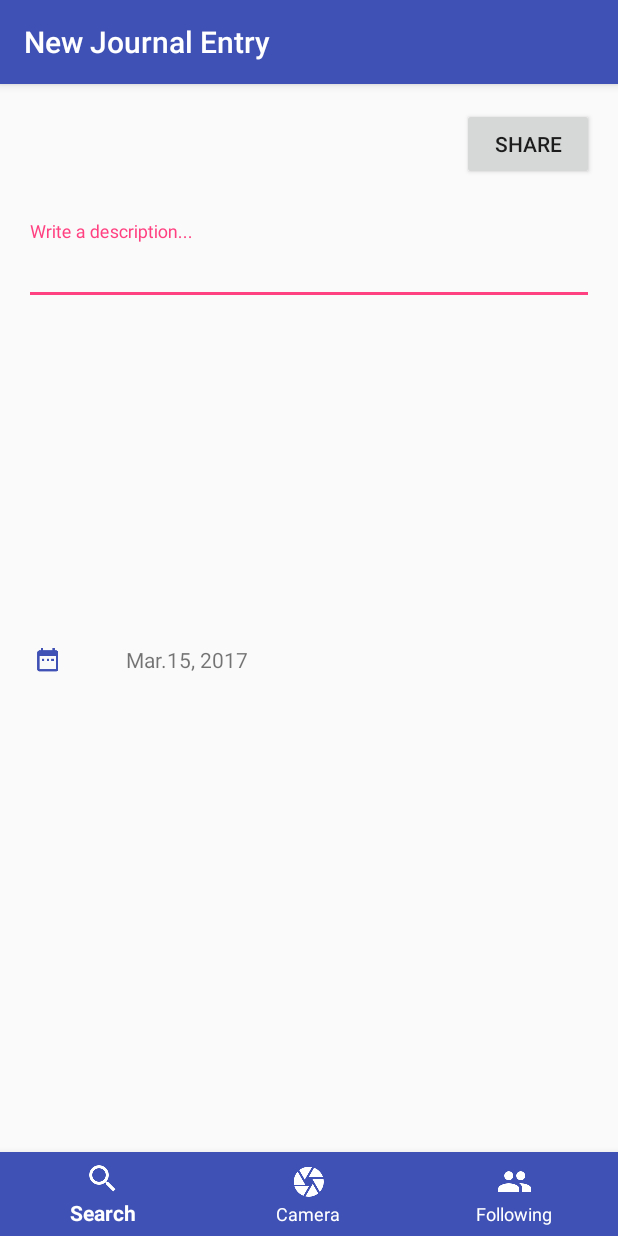
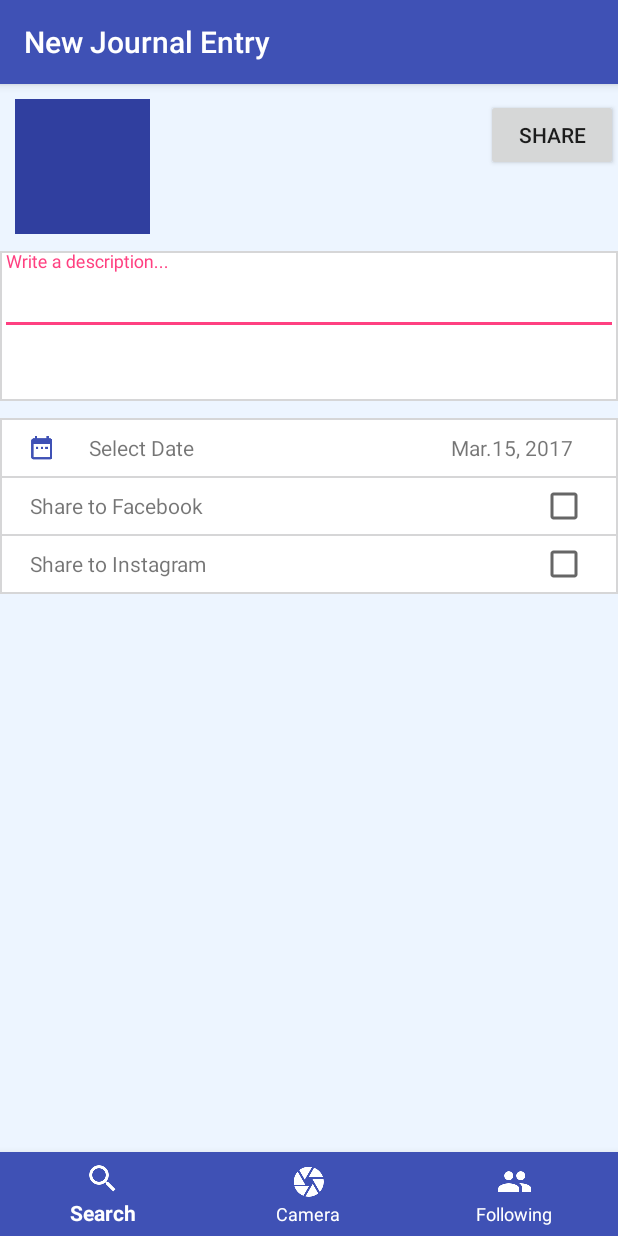
Before and after one commit to CS410-2017Jan/MoodSwing, an Android app: the NewEntryActivity screen opened directly, with no data from a screen before it, on a phone screen of 412 x 824 dp. Run offline under Robolectric (Android 15) with nearby library versions, the phone set to English and light mode, and no system bars; our stand-ins replace ButterKnife, Dagger/Hilt's generated code; libraries missing offline, so code that uses them is left out: com.wdullaer.materialdatetimepicker, javax.inject; 2 statements that could not run were skipped.

Commit message:
major UI changes to newEntryActivity, also picture displays in newEntryActivity

```diff
--- a/fe/app/src/main/java/com/moodswing/activity/JournalActivity.java
+++ b/fe/app/src/main/java/com/moodswing/activity/JournalActivity.java
@@ -146,14 +146,12 @@ public class JournalActivity extends AppCompatActivity implements JournalView {
         dAdapter.notifyDataSetChanged();
     }
 
-
     @Override
     public void onDeletionSuccess(){
         String message = "Capture Deleted";
         showToast(message);
         onResume();
     }
-
 
     @Override
     public void onEntryFailure(){
--- a/fe/app/src/main/java/com/moodswing/activity/NewEntryActivity.java
+++ b/fe/app/src/main/java/com/moodswing/activity/NewEntryActivity.java
@@ -4,6 +4,7 @@ import android.content.DialogInterface;
 import android.content.Intent;
 import android.graphics.Bitmap;
 import android.graphics.BitmapFactory;
+import android.media.Image;
 import android.os.Bundle;
 import android.support.annotation.NonNull;
 import android.support.design.widget.BottomNavigationView;
@@ -15,6 +16,8 @@ import android.widget.Button;
 import android.widget.EditText;
 import android.app.AlertDialog;
 import android.widget.ImageButton;
+import android.widget.ImageView;
+import android.widget.RelativeLayout;
 import android.widget.TextView;
 import android.widget.Toast;
 
@@ -58,8 +61,11 @@ public class NewEntryActivity extends AppCompatActivity implements NewEntryView,
     @BindView(R.id.btn_share)
     Button _shareButton;
 
-    @BindView(R.id.btn_date)
-    ImageButton _dateButton;
+    @BindView(R.id.selectdatelayout)
+    RelativeLayout _dateLayout;
+
+    @BindView(R.id.post_image)
+    ImageView _postImage;
 
     @BindView(R.id.text_date)
     TextView _dateText;
@@ -104,6 +110,7 @@ public class NewEntryActivity extends AppCompatActivity implements NewEntryView,
 
         if (byteArray != null) {
             capture = BitmapFactory.decodeByteArray(byteArray, 0, byteArray.length);
+            _postImage.setImageBitmap(capture);
         }
     }
 
@@ -152,7 +159,7 @@ public class NewEntryActivity extends AppCompatActivity implements NewEntryView,
     }
 
     private void initializeDateButton() {
-        _dateButton.setOnClickListener(new View.OnClickListener() {
+        _dateLayout.setOnClickListener(new View.OnClickListener() {
             public void onClick(View v) {
                 Calendar now = Calendar.getInstance();
                 DatePickerDialog dpd = DatePickerDialog.newInstance(
@@ -186,7 +193,7 @@ public class NewEntryActivity extends AppCompatActivity implements NewEntryView,
     @Override
     public void onBackPressed() {
         String description = _descText.getText().toString();
-        if(!isEmpty(description)){
+        if(!isEmpty(description) || capture != null){
             displayWarning("Are you sure you want to discard your post?");
         }
         else{
--- a/fe/app/src/main/java/com/moodswing/mvp/mvp/model/DateAdapter.java
+++ b/fe/app/src/main/java/com/moodswing/mvp/mvp/model/DateAdapter.java
@@ -40,7 +40,7 @@ public class DateAdapter extends RecyclerView.Adapter<DateAdapter.MyViewHolder>{
     private List<Capture> captures;
     private static RecyclerView _cRecyclerView;
     Context jActivity;
-    Context context1;
+    //Context context1;
     JournalPresenter _journalPresenter;
 
     public class MyViewHolder extends RecyclerView.ViewHolder {
@@ -118,7 +118,7 @@ public class DateAdapter extends RecyclerView.Adapter<DateAdapter.MyViewHolder>{
         this.dBlocks = dBlocks;
         this.captures = captures;
         this.jActivity = c;
-        this.context1 = context;
+        //this.context1 = context;
         this._journalPresenter = _journalPresenter;
     }
 
--- /dev/null
+++ b/fe/app/src/main/res/drawable/background_newentryselectable.xml
@@ -0,0 +1,10 @@
+<?xml version="1.0" encoding="utf-8"?>
+<shape xmlns:android="http://schemas.android.com/apk/res/android"
+    android:shape="rectangle" >
+    <stroke android:width="1dp"
+        android:color="@color/mdtp_transparent_black"/>
+
+    <gradient android:startColor="@android:color/white"
+        android:endColor="@android:color/white"
+        android:angle="90"/>
+</shape>
--- a/fe/app/src/main/res/layout/activity_newentry.xml
+++ b/fe/app/src/main/res/layout/activity_newentry.xml
@@ -10,13 +10,77 @@
         android:layout_width="match_parent"
         android:layout_height="match_parent"
         android:paddingBottom="@dimen/activity_vertical_margin"
-        android:paddingLeft="@dimen/activity_horizontal_margin"
-        android:paddingRight="@dimen/activity_horizontal_margin"
-        android:paddingTop="@dimen/activity_vertical_margin"
+        android:background="#edf5ff"
+        android:paddingTop="10dp"
         tools:context="com.moodswing.activity.JournalActivity"
         android:layout_alignBottom="@+id/bottom_navigation"
         android:layout_alignParentLeft="true"
         android:layout_alignParentStart="true">
+
+        <RelativeLayout
+            android:id="@+id/facebooklayout"
+            android:layout_width="match_parent"
+            android:layout_height="40dp"
+            android:layout_alignParentLeft="true"
+            android:layout_alignParentStart="true"
+            android:layout_below="@+id/selectdatelayout"
+            android:layout_marginTop="-1dp"
+            android:background="@drawable/background_newentryselectable">
+
+            <TextView
+                android:id="@+id/textView2"
+                android:layout_width="wrap_content"
+                android:layout_height="wrap_content"
+                android:layout_alignParentLeft="true"
+                android:layout_centerVertical="true"
+                android:layout_marginLeft="20dp"
+                android:text="Share to Facebook"
+                android:textSize="14dp" />
+
+            <CheckBox
+                android:id="@+id/checkBoxfacebook"
+                android:layout_width="wrap_content"
+                android:layout_height="wrap_content"
+                android:layout_alignParentRight="true"
+                android:layout_centerVertical="true"
+                android:layout_marginRight="20dp" />
+
+        </RelativeLayout>
+
+        <RelativeLayout
+            android:layout_width="match_parent"
+            android:layout_height="40dp"
+            android:layout_alignParentLeft="true"
+            android:layout_alignParentStart="true"
+            android:layout_below="@+id/facebooklayout"
+            android:layout_marginTop="-1dp"
+            android:background="@drawable/background_newentryselectable">
+
+            <TextView
+                android:id="@+id/textView3"
+                android:layout_width="wrap_content"
+                android:layout_height="wrap_content"
+                android:layout_alignParentLeft="true"
+                android:layout_centerVertical="true"
+                android:layout_marginLeft="20dp"
+                android:text="Share to Instagram"
+                android:textSize="14dp" />
+
+            <CheckBox
+                android:id="@+id/checkBox"
+                android:layout_width="wrap_content"
+                android:layout_height="wrap_content"
+                android:layout_alignParentRight="true"
+                android:layout_centerVertical="true"
+                android:layout_marginRight="20dp" />
+        </RelativeLayout>
+
+        <ImageView
+            android:id="@+id/post_image"
+            android:layout_width="90dp"
+            android:layout_height="90dp"
+            android:layout_marginLeft="10dp"
+            app:srcCompat="@color/colorPrimaryDark" />
 
         <Button
             android:id="@+id/btn_share"
@@ -28,14 +92,22 @@
             android:layout_weight="1"
             android:text="Share" />
 
+        <RelativeLayout
+            android:layout_width="match_parent"
+            android:layout_height="wrap_content"
+            android:background="@drawable/background_newentryselectable"
+            android:id="@+id/relativeLayout5"
+            android:layout_marginTop="53dp"
+            android:layout_below="@+id/btn_share"
+            android:layout_alignParentLeft="true"
+            android:layout_alignParentStart="true">
+
             <android.support.design.widget.TextInputLayout
                 android:id="@+id/descInput"
                 android:layout_width="match_parent"
-            android:layout_height="73dp"
+                android:layout_height="100dp"
                 android:layout_alignParentLeft="true"
-            android:layout_alignParentStart="true"
-            android:layout_below="@+id/btn_share"
-            android:layout_marginTop="27dp">
+                android:layout_alignParentStart="true">
 
                 <EditText
                     android:id="@+id/entry_desc"
@@ -44,29 +116,46 @@
                     android:hint="Write a description..." />
 
             </android.support.design.widget.TextInputLayout>
+        </RelativeLayout>
 
         <RelativeLayout
+            android:id="@+id/selectdatelayout"
+            android:clickable="true"
             android:layout_width="match_parent"
-            android:layout_height="wrap_content"
-            android:layout_centerHorizontal="true"
-            android:layout_centerVertical="true">
+            android:layout_height="40dp"
+            android:background="@drawable/background_newentryselectable"
+            android:layout_below="@+id/relativeLayout5"
+            android:layout_alignParentLeft="true"
+            android:layout_alignParentStart="true"
+            android:layout_marginTop="11dp">
 
             <ImageButton
                 android:id="@+id/btn_date"
                 android:layout_width="wrap_content"
                 android:layout_height="wrap_content"
                 android:layout_alignParentLeft="true"
+                android:layout_marginLeft="12dp"
+                android:layout_centerVertical="true"
                 android:background="@null"
                 android:src="@drawable/ic_calendar" />
+
+            <TextView
+                android:id="@+id/textView"
+                android:layout_width="wrap_content"
+                android:layout_height="wrap_content"
+                android:layout_centerVertical="true"
+                android:layout_marginLeft="15dp"
+                android:textSize="14dp"
+                android:layout_toRightOf="@id/btn_date"
+                android:text="Select Date" />
 
             <TextView
                 android:id="@+id/text_date"
                 android:layout_width="wrap_content"
                 android:layout_height="wrap_content"
                 android:layout_centerVertical="true"
-                android:layout_marginLeft="36dp"
-                android:layout_marginStart="36dp"
-                android:layout_toRightOf="@+id/btn_date"
+                android:layout_alignParentRight="true"
+                android:layout_marginRight="30dp"
                 android:text="TextView" />
         </RelativeLayout>
 
@@ -80,5 +169,7 @@
         app:itemBackground="@color/colorPrimary"
         app:itemIconTint="@color/white"
         app:itemTextColor="@color/white"
-        app:menu="@menu/bottom_navigation_main" />
+        app:menu="@menu/bottom_navigation_main" >
+
+    </android.support.design.widget.BottomNavigationView>
 </RelativeLayout>
--- a/fe/app/src/main/res/values/colors.xml
+++ b/fe/app/src/main/res/values/colors.xml
@@ -1,7 +1,7 @@
 <?xml version="1.0" encoding="utf-8"?>
 <resources>
     <color name="colorPrimary">#3F51B5</color>
-    <color name="colorPrimaryDark">#303F9F</color>
+    <color name="colorPrimaryDark">#303f9f</color>
     <color name="colorAccent">#FF4081</color>
     <color name="colorLightPurple">#d1d0ef</color>
     <color name="white">#ffffff</color>
```
Lines whose indentation alone changed are shown as unchanged.
